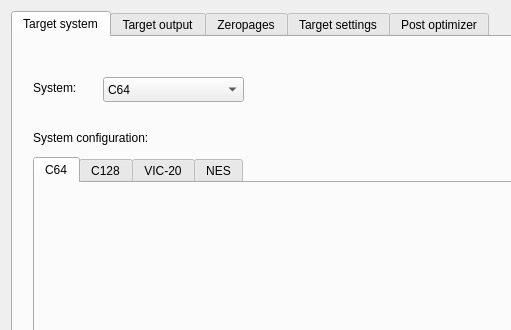
Before: the Qt Designer form source/dialogprojectsettings.ui in leuat/TRSE, drawn with Qt 5; both pictures show x 0 to 511 and y 0 to 330 of the 729 by 555 pixel window.
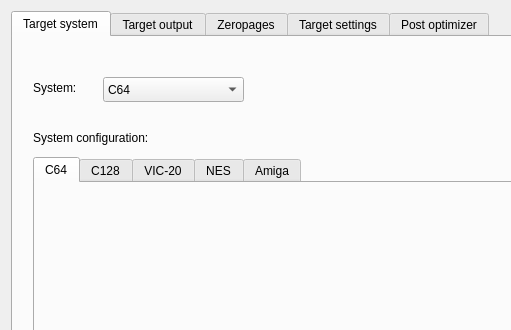
After: the same form once the commit is applied. The open tabs and pages were chosen to show the change.

Patch:
```diff
--- a/source/dialogprojectsettings.ui
+++ b/source/dialogprojectsettings.ui
@@ -331,6 +331,11 @@
            </layout>
           </widget>
          </widget>
+         <widget class="QWidget" name="tab_7">
+          <attribute name="title">
+           <string>Amiga</string>
+          </attribute>
+         </widget>
         </widget>
        </widget>
        <widget class="QWidget" name="tab_5">
```
Left out of the diff: 11 changed lines with no effect on the pictures.
